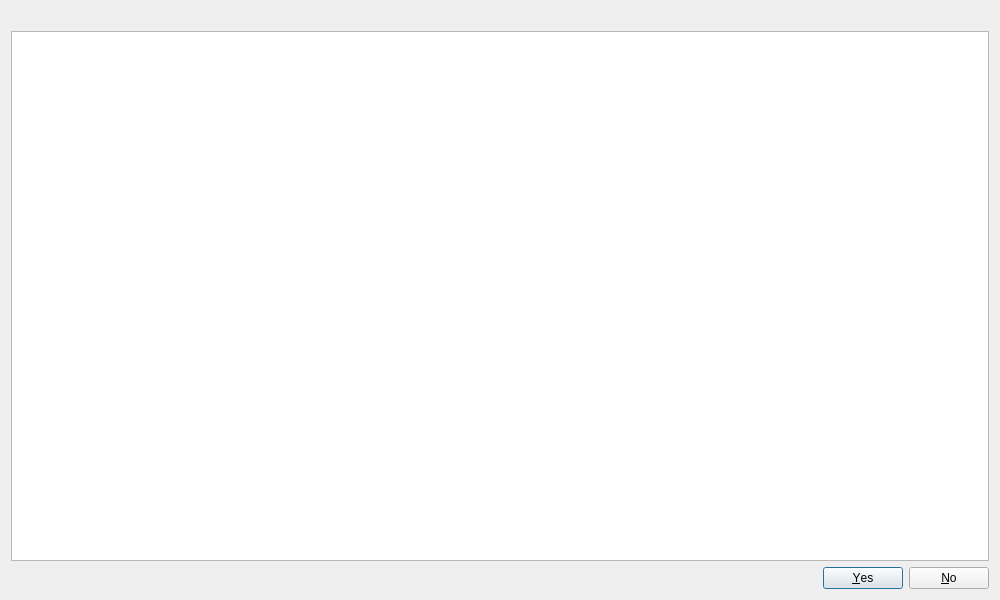
Above: AmzBooks/gui/dialogs/DialogViewShipments.ui from icingerpower/AmzBooks before the change. Below: the same form after it.
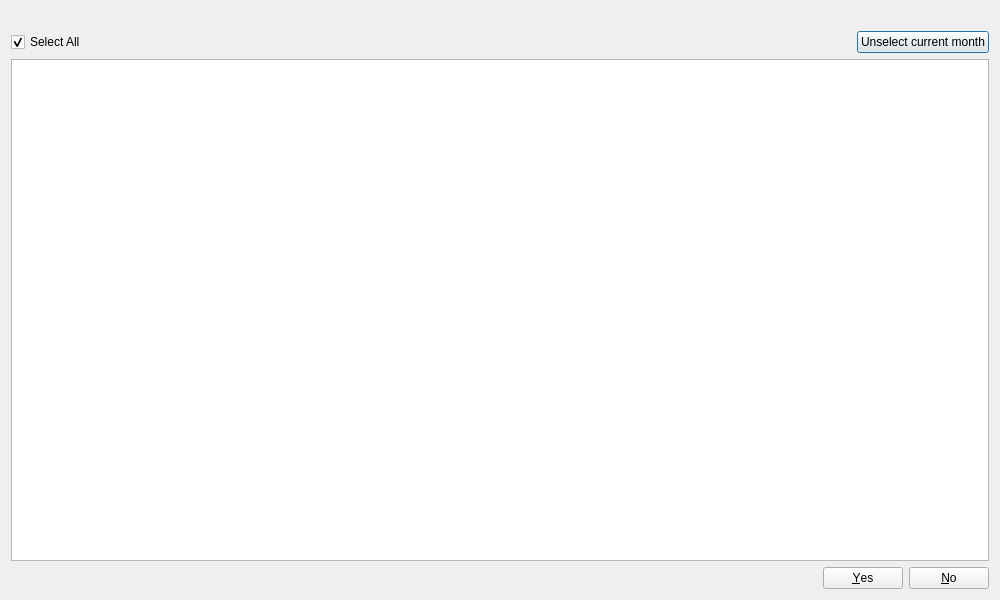
That is the form after the change.

Patch:
```diff
--- a/AmzBooks/gui/dialogs/DialogViewShipments.ui
+++ b/AmzBooks/gui/dialogs/DialogViewShipments.ui
@@ -21,6 +21,40 @@
      </property>
     </widget>
    </item>
+   <item>
+    <layout class="QHBoxLayout" name="horizontalLayoutTop">
+     <item>
+      <widget class="QCheckBox" name="checkBoxSelectAll">
+       <property name="text">
+        <string>Select All</string>
+       </property>
+       <property name="checked">
+        <bool>true</bool>
+       </property>
+      </widget>
+     </item>
+     <item>
+      <spacer name="horizontalSpacer">
+       <property name="orientation">
+        <enum>Qt::Horizontal</enum>
+       </property>
+       <property name="sizeHint" stdset="0">
+        <size>
+         <width>40</width>
+         <height>20</height>
+        </size>
+       </property>
+      </spacer>
+     </item>
+     <item>
+      <widget class="QPushButton" name="buttonUnselectCurrentMonth">
+       <property name="text">
+        <string>Unselect current month</string>
+       </property>
+      </widget>
+     </item>
+    </layout>
+   </item>
    <item>
     <widget class="QTableView" name="tableView"/>
    </item>
```
